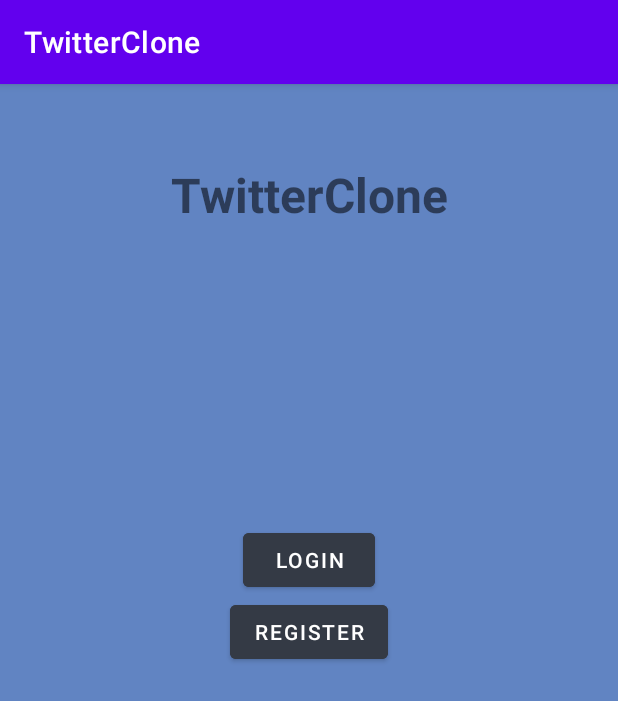
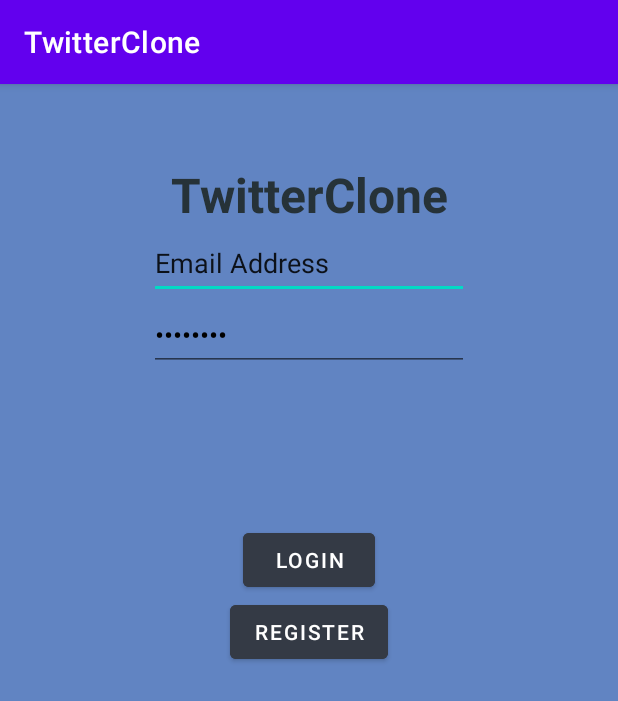
Before and after one commit to b0bbydev/COMP3025-Assignment1, an Android app: the screen it shows after launch (MainActivity), on a phone screen of 412 x 824 dp. Shown: the top 701 px of the screen. Run offline under Robolectric (Android 15) with nearby library versions, the light colour scheme and no system bars.

Commit message:
added login fields

```diff
--- a/app/src/main/res/layout/activity_main.xml
+++ b/app/src/main/res/layout/activity_main.xml
@@ -12,8 +12,8 @@
         android:layout_width="wrap_content"
         android:layout_height="wrap_content"
         android:layout_marginTop="293dp"
+        android:backgroundTint="@color/darkgrey"
         android:text="@string/login_button"
-        android:backgroundTint="@color/darkgrey"
         app:layout_constraintEnd_toEndOf="parent"
         app:layout_constraintStart_toStartOf="parent"
         app:layout_constraintTop_toTopOf="parent" />
@@ -23,8 +23,8 @@
         android:layout_width="wrap_content"
         android:layout_height="wrap_content"
         android:layout_marginTop="341dp"
+        android:backgroundTint="@color/darkgrey"
         android:text="@string/register_button"
-        android:backgroundTint="@color/darkgrey"
         app:layout_constraintEnd_toEndOf="parent"
         app:layout_constraintStart_toStartOf="parent"
         app:layout_constraintTop_toTopOf="parent" />
@@ -35,9 +35,40 @@
         android:layout_height="wrap_content"
         android:layout_marginTop="52dp"
         android:text="@string/twitterclone"
+        android:textColor="#263238"
         android:textSize="32sp"
         android:textStyle="bold"
         app:layout_constraintEnd_toEndOf="parent"
         app:layout_constraintStart_toStartOf="parent"
         app:layout_constraintTop_toTopOf="parent" />
+
+    <EditText
+        android:id="@+id/emailAddressText"
+        android:labelFor="@id/emailAddressText"
+        android:layout_width="wrap_content"
+        android:layout_height="wrap_content"
+        android:ems="10"
+        android:importantForAutofill="no"
+        android:inputType="textEmailAddress"
+        android:minHeight="48dp"
+        android:text="@string/email_address"
+        app:layout_constraintEnd_toEndOf="parent"
+        app:layout_constraintStart_toStartOf="parent"
+        app:layout_constraintTop_toBottomOf="@+id/titleTextView" />
+
+    <EditText
+        android:id="@+id/passwordText"
+        android:layout_width="wrap_content"
+        android:layout_height="wrap_content"
+        android:ems="10"
+        android:importantForAutofill="no"
+        android:inputType="textPassword"
+        android:minHeight="48dp"
+        android:text="@string/password"
+        android:textColor="#000000"
+        app:layout_constraintEnd_toEndOf="parent"
+        app:layout_constraintStart_toStartOf="parent"
+        app:layout_constraintTop_toBottomOf="@+id/emailAddressText"
+        tools:ignore="TextContrastCheck" />
+
 </androidx.constraintlayout.widget.ConstraintLayout>
--- a/app/src/main/res/values/strings.xml
+++ b/app/src/main/res/values/strings.xml
@@ -3,4 +3,6 @@
     <string name="login_button">Login</string>
     <string name="register_button">Register</string>
     <string name="twitterclone">TwitterClone</string>
+    <string name="email_address">Email Address</string>
+    <string name="password">Password</string>
 </resources>
```
